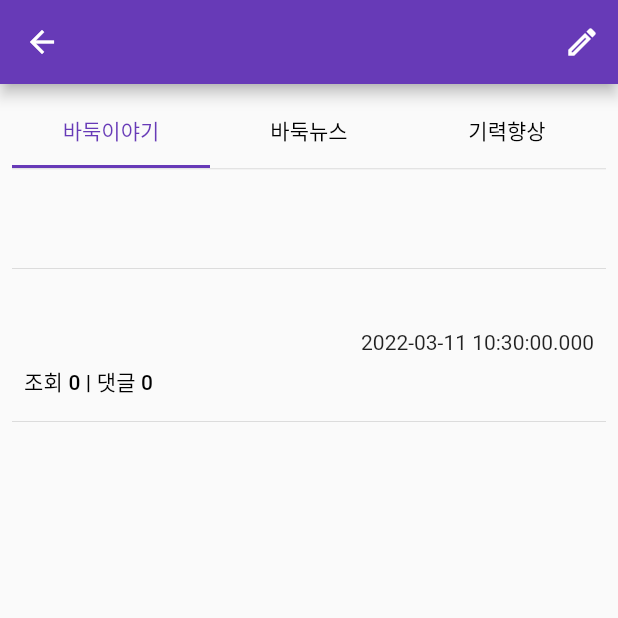
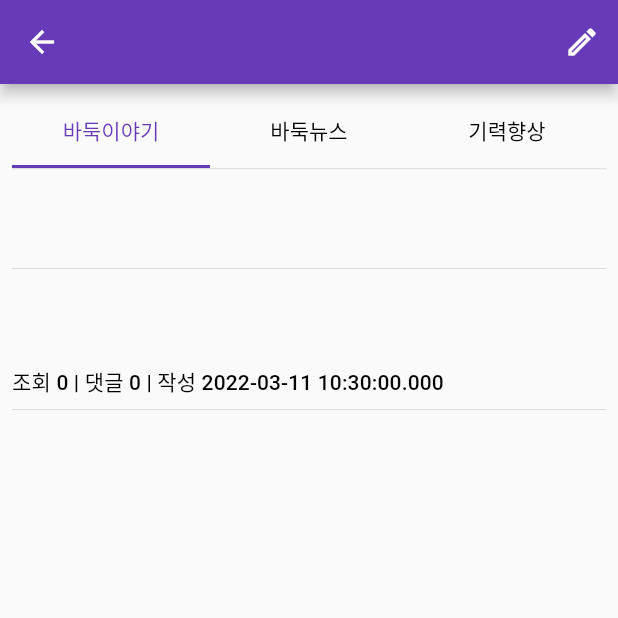
Before and after one commit to youyoung00/baduk_park_project, a Flutter app: the ViewScreen screen opened directly with empty values, on a phone screen of 412 x 824 dp, the top half of it. Run offline on Flutter 3.47's test engine with Material 2 defaults, Android fonts, the phone set to English and light mode, and no system bars; drawn by our look-alikes of google_mobile_ads; our stand-ins replace firebase_auth, firebase_core, freezed_annotation; missing offline and left inert: flutterfire_ui; accounts and stored records are empty; generated files the repository leaves out were written again; network calls fail.

Commit message:
게시물 기능 UseCase 구현: insert / delete / update / getPostId

```diff
--- a/lib/presentation/screen/manu_window.dart
+++ b/lib/presentation/screen/manu_window.dart
@@ -59,7 +59,7 @@ class _MenuWindowState extends State<MenuWindow> {
                                 Navigator.push(
                                   context,
                                   MaterialPageRoute(
-                                    builder: (context) => const EditScreen(),
+                                    builder: (context) => EditScreen(),
                                   ),
                                 );
                               },
--- a/lib/presentation/screen/view_screen.dart
+++ b/lib/presentation/screen/view_screen.dart
@@ -20,12 +20,14 @@ class ViewScreen extends StatefulWidget {
 class _ViewScreenState extends State<ViewScreen> {
   @override
   void initState() {
-    Future.microtask(() {
+    Future.microtask(
+      () {
         final viewModel = context.read<ViewViewModel>();
         // viewModel.fetchPost();
         viewModel.loadStaticBanner();
         // viewModel.loadInlineBanner();
-    });
+      },
+    );
     super.initState();
   }
 
@@ -71,63 +73,33 @@ class _ViewScreenState extends State<ViewScreen> {
                   alignment: Alignment.bottomCenter,
                 ),
               const Divider(),
-              SizedBox(
-                // color: Colors.red,
-                width: double.infinity,
-                child: Column(
+              Column(
                 crossAxisAlignment: CrossAxisAlignment.start,
                 children: [
                   Padding(
-                      padding: const EdgeInsets.only(left: 8.0),
-                      child: Flexible(
+                    padding: const EdgeInsets.only(bottom: 8.0),
                     child: RichText(
                       overflow: TextOverflow.ellipsis,
                       maxLines: 2,
-                          strutStyle: StrutStyle(fontSize: 16.0),
+                      strutStyle: const StrutStyle(fontSize: 16.0),
                       text: TextSpan(
                         text: widget.post.title,
                         style: const TextStyle(
                           color: Colors.black,
                           height: 1.4,
                           fontSize: 18.0,
-                                fontFamily: 'NanumSquareRegular'),
+                          fontFamily: 'NanumSquareRegular',
                         ),
                       ),
                     ),
                   ),
-                    Column(
-                      crossAxisAlignment: CrossAxisAlignment.start,
-                      children: [
                   Padding(
-                          padding: const EdgeInsets.all(8.0),
-                          child: Row(
-                            children: [
-                              Expanded(
-                                child: Container(
-                                  alignment: Alignment.centerLeft,
+                    padding: const EdgeInsets.only(bottom: 8.0),
                     child: Text(
                       widget.post.emailName,
                     ),
                   ),
-                              ),
-                              Expanded(
-                                child: Container(
-                                  alignment: Alignment.centerRight,
-                                  child: Text(
-                                    widget.post.createdAt.toString(),
-                                  ),
-                                ),
-                              ),
-                            ],
-                          ),
-                        ),
-                        Padding(
-                          padding: const EdgeInsets.only(
-                            left: 8.0,
-                            right: 8.0,
-                            bottom: 8.0,
-                          ),
-                          child: RichText(
+                  RichText(
                     textAlign: TextAlign.start,
                     text: TextSpan(
                       // text: widget.post.emailName,
@@ -137,29 +109,28 @@ class _ViewScreenState extends State<ViewScreen> {
                           style: Theme.of(context).textTheme.subtitle2,
                         ),
                         TextSpan(
-                                  text: '댓글 ${widget.post.commentCount}',
+                          text: '댓글 ${widget.post.commentCount} | ',
+                          style: Theme.of(context).textTheme.subtitle2,
+                        ),
+                        TextSpan(
+                          text: '작성 ${widget.post.createdAt}',
                           style: Theme.of(context).textTheme.subtitle2,
                         ),
                       ],
                     ),
                   ),
-                        ),
                   const Divider(),
-                        Padding(
-                          padding: const EdgeInsets.only(left: 8.0),
-                          child: Flexible(
-                            child: RichText(
+                  RichText(
                     overflow: TextOverflow.ellipsis,
                     maxLines: 100,
-                              strutStyle: StrutStyle(fontSize: 16.0),
+                    strutStyle: const StrutStyle(fontSize: 16.0),
                     text: TextSpan(
                       text: widget.post.content,
                       style: const TextStyle(
                         color: Colors.black,
                         height: 1.4,
                         fontSize: 18.0,
-                                    fontFamily: 'NanumSquareRegular'),
-                              ),
+                        fontFamily: 'NanumSquareRegular',
                       ),
                     ),
                   ),
@@ -168,10 +139,6 @@ class _ViewScreenState extends State<ViewScreen> {
             ],
           ),
         ),
-              // Text()
-            ],
-          ),
-        ),
       ),
     );
   }
```
Also changed, not shown: lib/data/data_source/api/post_api_data_source.dart (+8 -0 lines), lib/data/repository/post_remote_repository_impl.dart (+25 -0 lines), lib/domain/repository/contents_api_repository.dart (+10 -0 lines), lib/domain/use_case/add_post_use_case.dart (added, +12 -0 lines), lib/domain/use_case/delete_post_use_case.dart (added, +12 -0 lines), lib/domain/use_case/get_post_use_case.dart (added, +12 -0 lines), lib/domain/use_case/get_posts_use_case.dart (+11 -5 lines), lib/domain/use_case/update_post_use_case.dart (added, +13 -0 lines), lib/domain/use_case/use_cases.dart (added, +22 -0 lines), lib/presentation/screen/board1_screen.dart (+7 -1 lines), lib/presentation/screen/edit_screen.dart (+8 -5 lines). Lines whose indentation alone changed are shown as unchanged.
